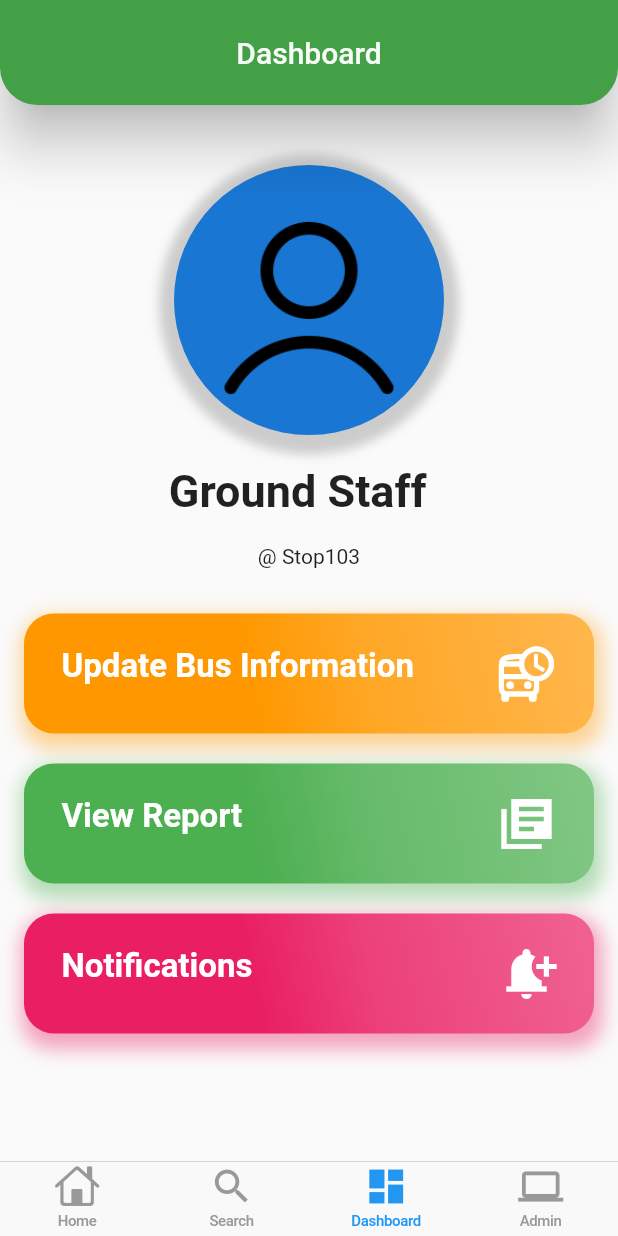
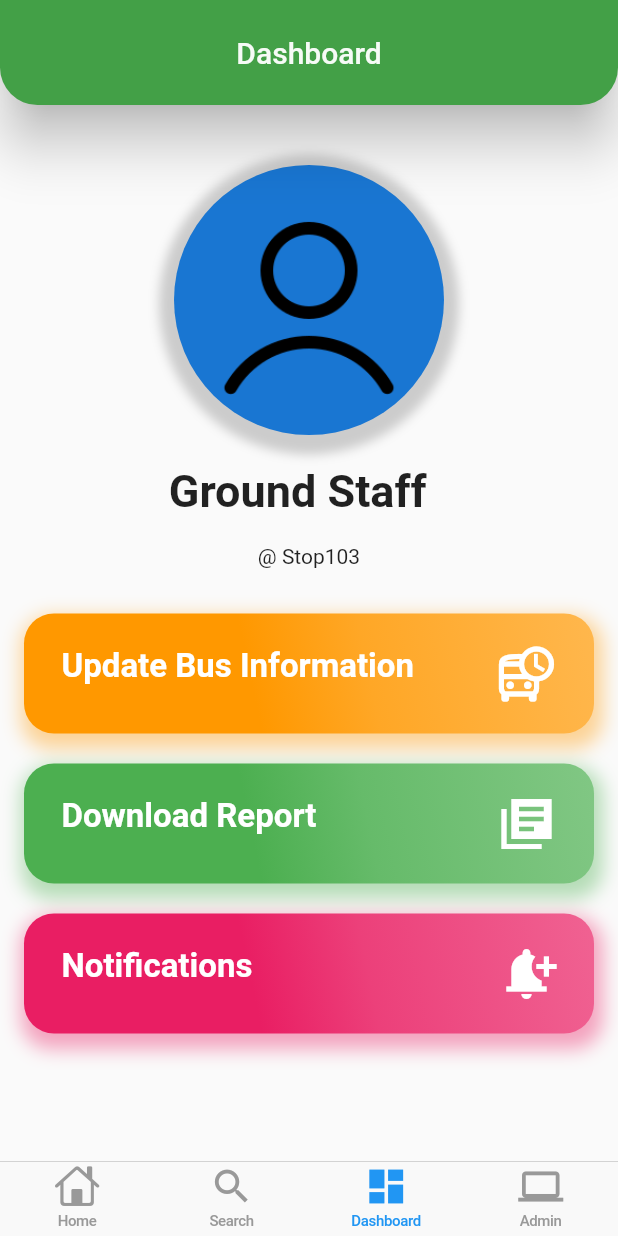
Before and after one commit to yashtejani/TDP5, a Flutter app: the screen it shows after launch, item 3 of the bottom bar chosen, on a phone screen of 412 x 824 dp. Run offline on Flutter 3.47's test engine with Material 2 defaults, Android fonts, the phone set to English and light mode, and no system bars; our stand-ins replace fluttertoast, sizer.

Commit message:
download text changed

```diff
--- a/lib/screens/dashboard.dart
+++ b/lib/screens/dashboard.dart
@@ -117,7 +117,7 @@ class Dashboard extends StatelessWidget {
               },
             ),
             WidgetButton(
-              title: "View Report",
+              title: "Download Report",
               color: Colors.green,
 
               icon: Icons.library_books_sharp,
```
